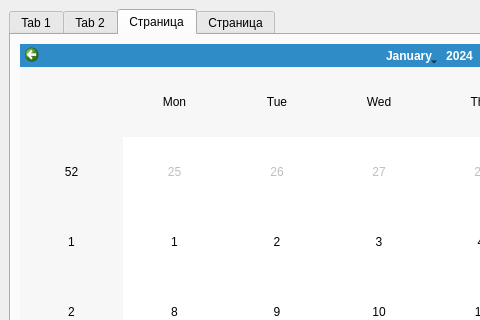
Old version of the form ui/mainwindow.ui in the repository OmarSyba/MPEI-Actualochka; both pictures show x 0 to 480 and y 0 to 320 of the 858 by 598 pixel window.
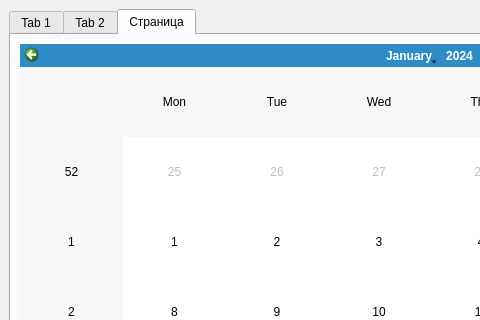
New version of the form. The open tabs and pages were chosen to show the change.

```diff
--- a/ui/mainwindow.ui
+++ b/ui/mainwindow.ui
@@ -228,11 +228,6 @@
         </item>
        </layout>
       </widget>
-      <widget class="QWidget" name="tab_4">
-       <attribute name="title">
-        <string>Страница</string>
-       </attribute>
-      </widget>
      </widget>
     </item>
    </layout>
```
Left out of the diff: 2 changed lines with no effect on the pictures.
